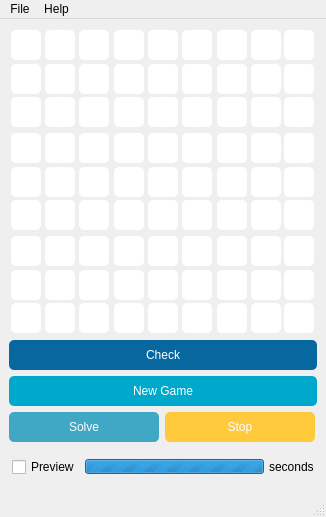
The window that mainwindow.ui (SajjadAemmi/SudokuAI) describes before a commit, drawn with Qt 5.
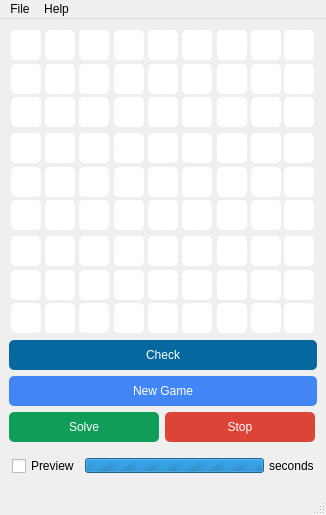
The same window after the commit. Icons and pictures are not drawn.

Diff of the .ui file:
```diff
--- a/mainwindow.ui
+++ b/mainwindow.ui
@@ -7,9 +7,15 @@
     <x>0</x>
     <y>0</y>
     <width>326</width>
-    <height>517</height>
+    <height>515</height>
    </rect>
   </property>
+  <property name="sizePolicy">
+   <sizepolicy hsizetype="Fixed" vsizetype="Fixed">
+    <horstretch>0</horstretch>
+    <verstretch>0</verstretch>
+   </sizepolicy>
+  </property>
   <property name="windowTitle">
    <string>Sudoku</string>
   </property>
@@ -2175,7 +2181,7 @@
          </size>
         </property>
         <property name="styleSheet">
-         <string notr="true">background-color: #00a8cc; color: #fff; border-radius: 5px; padding: 8px;</string>
+         <string notr="true">background-color: #4285F4; color: #fff; border-radius: 5px; padding: 8px;</string>
         </property>
         <property name="text">
          <string>New Game</string>
@@ -2210,7 +2216,7 @@
          </size>
         </property>
         <property name="styleSheet">
-         <string notr="true">background-color: #40a8c4; color: #fff; border-radius: 5px; padding: 8px;</string>
+         <string notr="true">background-color: #0F9D58; color: #fff; border-radius: 5px; padding: 8px;</string>
         </property>
         <property name="text">
          <string>Solve</string>
@@ -2238,7 +2244,7 @@
          </size>
         </property>
         <property name="styleSheet">
-         <string notr="true">background-color: #ffc93c; color: #fff; border-radius: 5px; padding:8px;</string>
+         <string notr="true">background-color: #DB4437; color: #fff; border-radius: 5px; padding:8px;</string>
         </property>
         <property name="text">
          <string>Stop</string>
```
Left out of the diff: 247 changed lines with no effect on the pictures.
